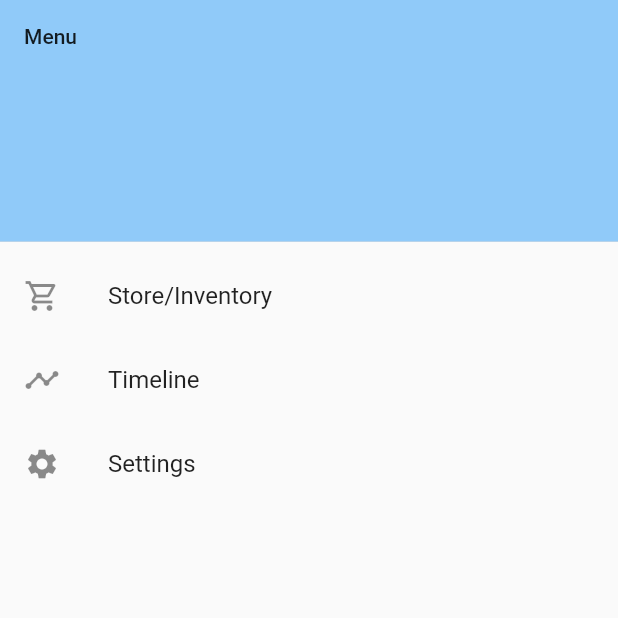
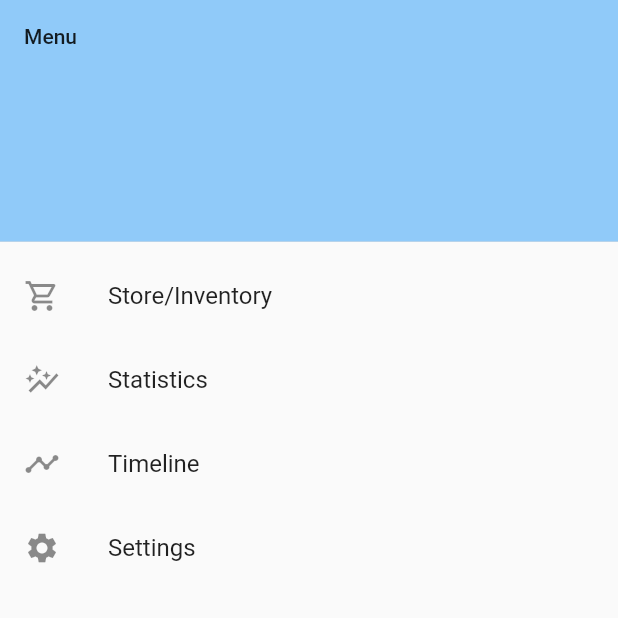
Before and after one commit to greyguy21/study_buddy, a Flutter app: the Menu screen opened by its route, on a phone screen of 412 x 824 dp, the top half of it. Run offline on Flutter 3.47's test engine with Material 2 defaults, Android fonts, the phone set to English and light mode, and no system bars; our stand-ins replace cloud_firestore, firebase_auth, firebase_core, page_transition, timeline_tile; accounts and stored records are empty.

Commit message:
statistics pg

```diff
--- a/lib/main.dart
+++ b/lib/main.dart
@@ -1,6 +1,7 @@
 import 'package:firebase_core/firebase_core.dart';
 import 'package:flutter/material.dart';
 import 'package:study_buddy/screens/homepage.dart';
+import 'package:study_buddy/screens/statistics.dart';
 import 'package:study_buddy/screens/store/clothes_page.dart';
 import 'package:study_buddy/screens/store/items_page.dart';
 import 'package:study_buddy/screens/main_focus.dart';
@@ -41,7 +42,8 @@ class MyApp extends StatelessWidget {
           "/verify": (context) => Verify(),
           "/mainfocus": (context) => MainFocusPage(),
           "/endSession": (context) => EndSession(),
-          "/timeline" : (context) => Timeline(),
+          "/timeline": (context) => Timeline(),
+          "/statistics": (context) => StatisticsPage(),
         });
   }
 }
--- a/lib/screens/menu.dart
+++ b/lib/screens/menu.dart
@@ -40,6 +40,17 @@ class _MenuState extends State<Menu> {
               },
             ),
             ListTile(
+              leading: Icon(Icons.auto_graph),
+              title: Text('Statistics'),
+              onTap: () {
+                // Update the state of the app
+                // ...
+                // Then close the drawer
+                Navigator.pop(context);
+                Navigator.pushNamed(context, "/statistics");
+              },
+            ),
+            ListTile(
               leading: Icon(Icons.timeline),
               title: Text('Timeline'),
               onTap: () {
```
Also changed, not shown: lib/screens/statistics.dart (added, +28 -0 lines).
